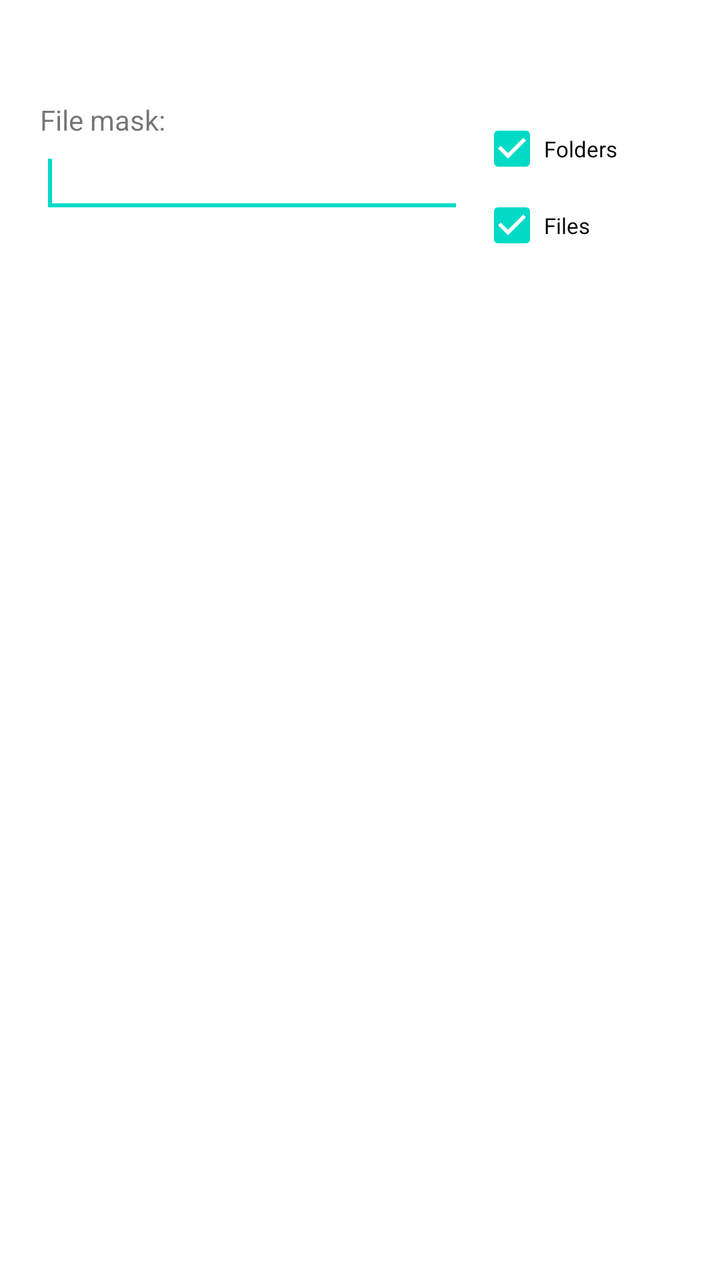
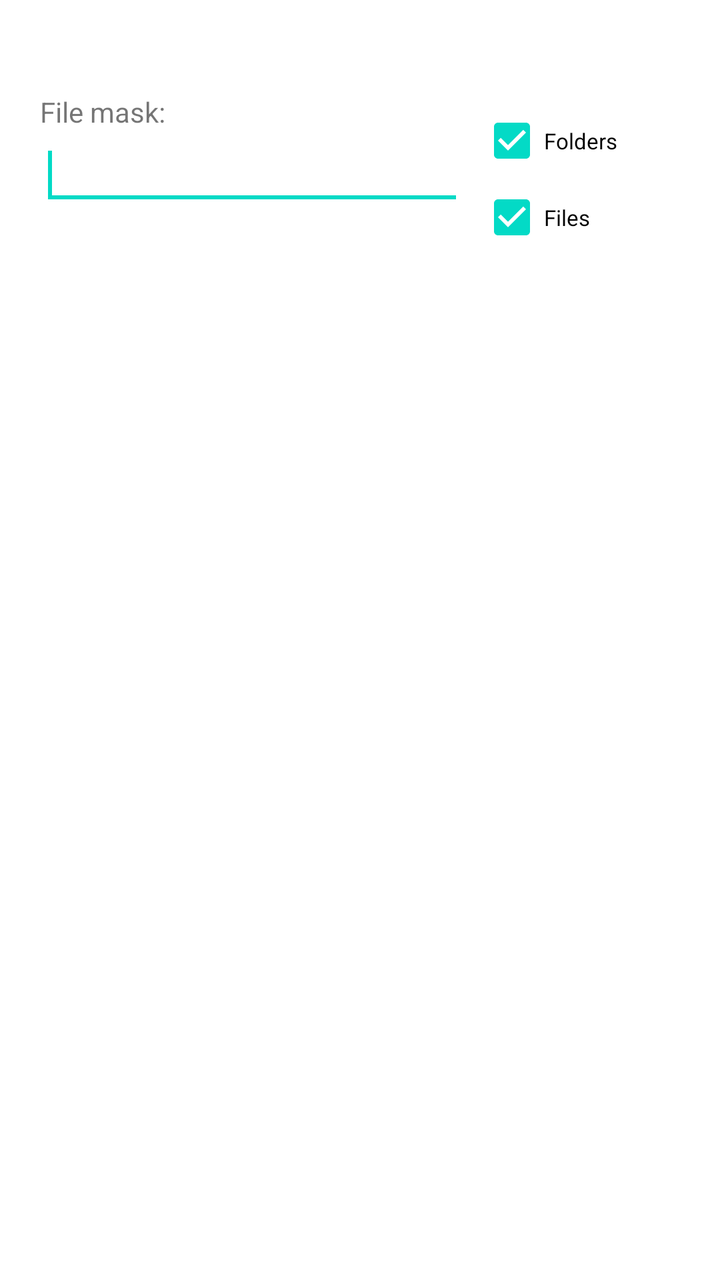

An Android layout rendered at two revisions. The XML below is the earlier revision; the diff shows what the commit changed to produce the second picture.
<!-- AndroidManifest.xml: fallback theme Theme.MaterialComponents.DayNight.NoActionBar -->
<!-- res/layout/search.xml -->
<?xml version="1.0" encoding="UTF-8"?>
<ScrollView xmlns:android="http://schemas.android.com/apk/res/android"
    android:id="@+id/scroll_view"
    android:layout_width="fill_parent"
    android:layout_height="fill_parent"
    android:fillViewport="true">

  <RelativeLayout
      android:layout_width="fill_parent"
      android:layout_height="wrap_content"
      android:padding="20dip">

    <TextView
        android:id="@+id/dlg_title"
        android:layout_width="fill_parent"
        android:layout_height="wrap_content"
        android:layout_alignParentTop="true"
        android:layout_alignParentLeft="true"
        android:layout_marginBottom="6dip"
        android:textAppearance="?android:attr/textAppearanceMedium"
        android:textStyle="bold"
        android:gravity="left"
        />

    <CheckBox
        android:id="@+id/for_dirs"
        android:layout_width="100sp"
        android:layout_height="wrap_content"
        android:layout_below="@id/dlg_title"
        android:layout_alignParentRight="true"
        android:textSize="11sp"
        android:checked="true"
        android:text="@string/for_dirs" />
    <CheckBox
        android:id="@+id/for_files"
        android:layout_width="wrap_content"
        android:layout_height="wrap_content"
        android:layout_below="@id/for_dirs"
        android:layout_alignLeft="@id/for_dirs"
        android:layout_marginTop="-10dip"
        android:textSize="11sp"
        android:checked="true"
        android:text="@string/for_files" />
    
    <TextView
        android:id="@+id/prompt"
        android:layout_width="fill_parent"
        android:layout_height="wrap_content"
        android:layout_below="@id/dlg_title"
        android:layout_alignParentLeft="true"
        android:layout_toLeftOf="@id/for_dirs"
        android:text="@string/filemask" />
    <EditText
        android:id="@+id/edit_field"
        android:layout_width="fill_parent"
        android:layout_height="wrap_content"
        android:layout_below="@id/prompt"
        android:layout_toLeftOf="@id/for_dirs"
        android:layout_marginRight="8dp"
        android:autoText="false"
        android:capitalize="none"
        android:gravity="fill_horizontal"
        android:inputType="textUri"
        android:scrollHorizontally="true">
        <requestFocus/>
    </EditText>

    <RelativeLayout
        android:id="@+id/search_params"
        android:layout_width="fill_parent"
        android:layout_height="wrap_content"
        android:layout_below="@id/for_files"
        android:visibility="gone">
        
      <CheckBox
          android:id="@+id/in_subf"
          android:layout_width="100sp"
          android:layout_height="wrap_content"
          android:layout_alignParentTop="true"
          android:layout_alignParentRight="true"
          android:textSize="12dp"
          android:checked="true"
          android:text="@string/in_subf" />          
        
        <TextView
            android:id="@+id/content_prompt"
            android:layout_width="fill_parent"
            android:layout_height="wrap_content"
            android:layout_marginTop="2dip"
            android:layout_alignParentTop="true"
            android:layout_alignParentLeft="true"
            android:text="@string/content"
            android:labelFor="@id/edit_content"/>
        <EditText
            android:id="@+id/edit_content"
            android:layout_width="fill_parent"
            android:layout_height="wrap_content"
            android:layout_below="@id/content_prompt"
            android:layout_marginRight="10dp"
            android:layout_toLeftOf="@id/in_subf"
            android:autoText="false"
            android:capitalize="none"
            android:gravity="fill_horizontal"
            android:scrollHorizontally="true"
            android:inputType="text" />
        
        <include layout="@layout/file_props"
            android:layout_width="fill_parent"
            android:layout_height="wrap_content"
            android:layout_below="@id/edit_content" />

        </RelativeLayout>
  </RelativeLayout>
</ScrollView>
<!-- res/layout/file_props.xml (included above) -->
<?xml version="1.0" encoding="UTF-8"?>
<TableLayout xmlns:android="http://schemas.android.com/apk/res/android"
    android:layout_width="fill_parent"
    android:layout_height="wrap_content"
    android:stretchColumns="1">

    <TableRow android:layout_width="fill_parent">

        <TextView
            android:id="@+id/bigger_prompt"
            android:layout_width="wrap_content"
            android:layout_height="wrap_content"
            android:layout_weight="1"
            android:text="@string/bigger_than"
            android:textSize="10dp" />

        <EditText
            android:id="@+id/edit_bigger"
            android:layout_width="fill_parent"
            android:layout_height="wrap_content"
            android:layout_weight="2"
            android:inputType="number"
            android:scrollHorizontally="true" />

        <Spinner
            android:id="@+id/scale_bigger"
            android:layout_width="wrap_content"
            android:layout_height="wrap_content"
            android:layout_weight="1"
            android:background="@null"/>

        <CheckBox
            android:id="@+id/mod_after"
            android:layout_width="wrap_content"
            android:layout_height="wrap_content"
            android:layout_weight="1"
            android:text="@string/mod_after"
            android:textSize="10dp" />

        <Button
            android:id="@+id/mod_after_date"
            style="?android:attr/buttonStyleSmall"
            android:layout_width="wrap_content"
            android:layout_weight="1"
            android:layout_height="wrap_content"
            android:text="@string/empty_string"
            android:textSize="8dp" />
    </TableRow>

    <TableRow android:layout_width="fill_parent">

        <TextView
            android:id="@+id/smaller_prompt"
            android:layout_width="wrap_content"
            android:layout_height="wrap_content"
            android:layout_gravity="top"
            android:layout_weight="1"
            android:text="@string/smaller_than"
            android:textSize="10dp" />

        <EditText
            android:id="@+id/edit_smaller"
            android:layout_width="fill_parent"
            android:layout_height="wrap_content"
            android:layout_weight="2"
            android:inputType="number"
            android:scrollHorizontally="true" />

        <Spinner
            android:id="@+id/scale_smaller"
            android:layout_width="wrap_content"
            android:layout_weight="1"
            android:layout_height="wrap_content"
            android:background="@null"/>

        <CheckBox
            android:id="@+id/mod_before"
            android:layout_width="wrap_content"
            android:layout_height="wrap_content"
            android:layout_gravity="top"
            android:layout_weight="1"
            android:text="@string/mod_before"
            android:textSize="10dp" />

        <Button
            android:id="@+id/mod_before_date"
            style="?android:attr/buttonStyleSmall"
            android:layout_width="wrap_content"
            android:layout_height="wrap_content"
            android:layout_gravity="top"
            android:layout_weight="1"
            android:text="@string/empty_string"
            android:textSize="8dp" />
    </TableRow>
</TableLayout>
<!-- resources referenced by this layout -->
<resources>
  <string name="bigger_than">Bigger\nthan:</string>
  <string name="content">Content:</string>
  <string name="empty_string" translatable="false" />
  <string name="filemask">File mask:</string>
  <string name="for_dirs">Folders</string>
  <string name="for_files">Files</string>
  <string name="in_subf">Subfolders</string>
  <string name="mod_after">After</string>
  <string name="mod_before">Before</string>
  <string name="smaller_than">Smaller\nthan:</string>
</resources>

<!-- the commit's change to res/layout/search.xml (unified diff, before → after) -->
@@ -8,7 +8,10 @@
   <RelativeLayout
       android:layout_width="fill_parent"
       android:layout_height="wrap_content"
-      android:padding="20dip">
+      android:paddingTop="16dip"
+      android:paddingLeft="20dip"
+      android:paddingRight="20dip"
+      android:paddingBottom="8dp">
 
     <TextView
         android:id="@+id/dlg_title"
